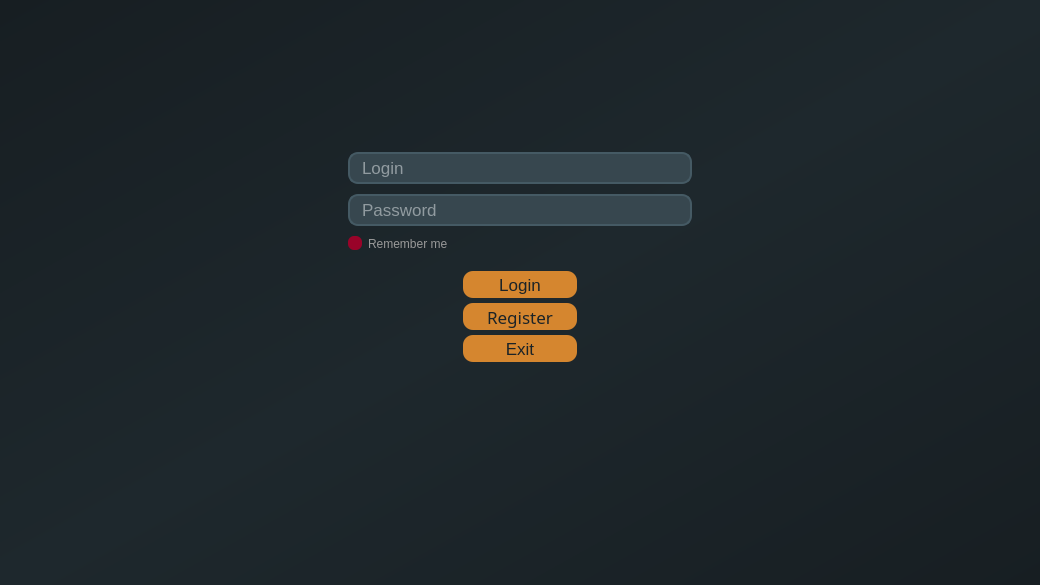
BohdanGunko/clientServetTcpIp, file Lab2/Lab2_proj/ClientPart/mainwindow.ui: the form before one commit.
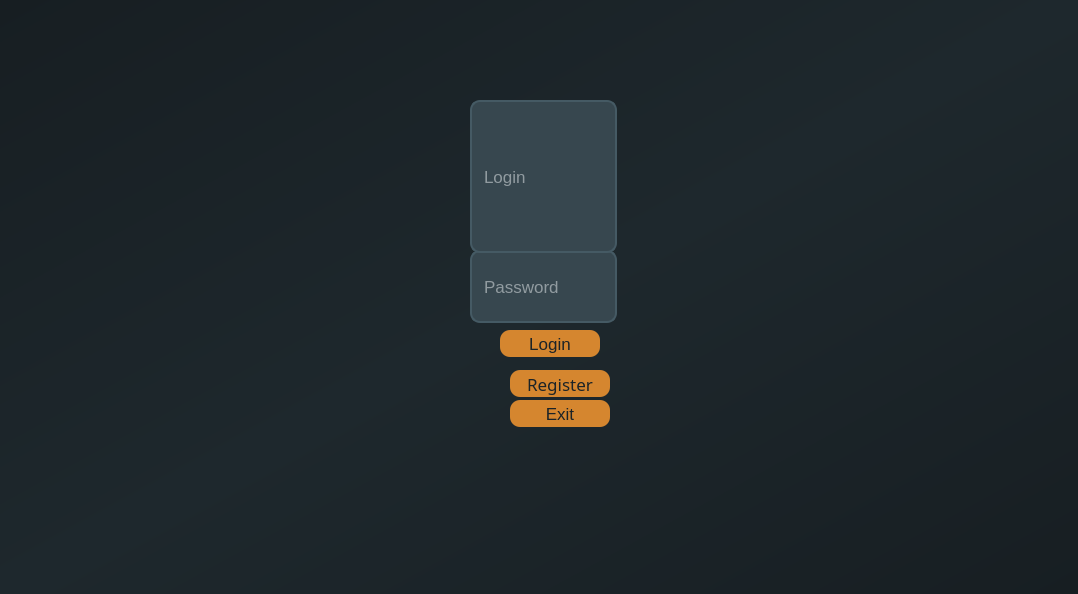
The form after the commit.

Commit message: changed resizing in login menu

```diff
--- a/Lab2/Lab2_proj/ClientPart/mainwindow.ui
+++ b/Lab2/Lab2_proj/ClientPart/mainwindow.ui
@@ -6,8 +6,8 @@
    <rect>
     <x>0</x>
     <y>0</y>
-    <width>1040</width>
-    <height>585</height>
+    <width>1078</width>
+    <height>594</height>
    </rect>
   </property>
   <property name="sizePolicy">
@@ -38,10 +38,7 @@
    <property name="styleSheet">
     <string notr="true"/>
    </property>
-   <layout class="QHBoxLayout" name="horizontalLayout_3">
-    <property name="spacing">
-     <number>0</number>
-    </property>
+   <layout class="QGridLayout" name="gridLayout_2">
     <property name="leftMargin">
      <number>0</number>
     </property>
@@ -54,7 +51,10 @@
     <property name="bottomMargin">
      <number>0</number>
     </property>
-    <item>
+    <property name="spacing">
+     <number>0</number>
+    </property>
+    <item row="0" column="0">
      <widget class="QStackedWidget" name="stackedWidget">
       <property name="styleSheet">
        <string notr="true">background-color:#121212 ;
@@ -178,156 +178,34 @@
 }
 </string>
        </property>
-       <layout class="QVBoxLayout" name="verticalLayout_4" stretch="0">
-        <property name="spacing">
-         <number>0</number>
-        </property>
-        <property name="leftMargin">
-         <number>0</number>
-        </property>
-        <property name="topMargin">
-         <number>0</number>
-        </property>
-        <property name="rightMargin">
-         <number>0</number>
-        </property>
-        <property name="bottomMargin">
-         <number>0</number>
-        </property>
-        <item>
-         <layout class="QGridLayout" name="gridLayout_6" rowstretch="2,3,3">
-          <property name="leftMargin">
-           <number>5</number>
-          </property>
-          <property name="topMargin">
-           <number>5</number>
-          </property>
-          <property name="rightMargin">
-           <number>5</number>
-          </property>
-          <property name="bottomMargin">
-           <number>5</number>
-          </property>
-          <property name="horizontalSpacing">
-           <number>5</number>
-          </property>
-          <property name="verticalSpacing">
-           <number>0</number>
-          </property>
-          <item row="1" column="0">
-           <spacer name="horizontalSpacer">
-            <property name="orientation">
-             <enum>Qt::Horizontal</enum>
-            </property>
-            <property name="sizeHint" stdset="0">
-             <size>
-              <width>0</width>
-              <height>0</height>
-             </size>
-            </property>
-           </spacer>
-          </item>
-          <item row="1" column="2">
-           <spacer name="horizontalSpacer_2">
-            <property name="orientation">
-             <enum>Qt::Horizontal</enum>
-            </property>
-            <property name="sizeHint" stdset="0">
-             <size>
-              <width>0</width>
-              <height>0</height>
-             </size>
-            </property>
-           </spacer>
-          </item>
-          <item row="0" column="1">
-           <spacer name="verticalSpacer_8">
-            <property name="orientation">
-             <enum>Qt::Vertical</enum>
-            </property>
-            <property name="sizeHint" stdset="0">
-             <size>
-              <width>0</width>
-              <height>0</height>
-             </size>
-            </property>
-           </spacer>
-          </item>
-          <item row="2" column="1">
-           <spacer name="verticalSpacer_6">
-            <property name="orientation">
-             <enum>Qt::Vertical</enum>
-            </property>
-            <property name="sizeHint" stdset="0">
-             <size>
-              <width>0</width>
-              <height>0</height>
-             </size>
-            </property>
-           </spacer>
-          </item>
-          <item row="1" column="1">
-           <layout class="QGridLayout" name="gridLayout_2" rowstretch="0,9,10">
-            <property name="spacing">
-             <number>0</number>
-            </property>
-            <item row="2" column="0">
-             <layout class="QGridLayout" name="gridLayout_9" rowstretch="15,15,15,1">
-              <property name="leftMargin">
-               <number>0</number>
-              </property>
-              <property name="topMargin">
-               <number>20</number>
-              </property>
-              <property name="rightMargin">
-               <number>0</number>
-              </property>
-              <property name="bottomMargin">
-               <number>0</number>
-              </property>
-              <property name="horizontalSpacing">
-               <number>2</number>
-              </property>
-              <property name="verticalSpacing">
-               <number>5</number>
-              </property>
-              <item row="3" column="1">
-               <spacer name="verticalSpacer_3">
-                <property name="orientation">
-                 <enum>Qt::Vertical</enum>
-                </property>
-                <property name="sizeType">
-                 <enum>QSizePolicy::Expanding</enum>
-                </property>
-                <property name="sizeHint" stdset="0">
-                 <size>
-                  <width>0</width>
-                  <height>0</height>
-                 </size>
-                </property>
-               </spacer>
-              </item>
-              <item row="2" column="1">
                <widget class="QPushButton" name="ExitButton">
                 <property name="enabled">
                  <bool>true</bool>
                 </property>
+        <property name="geometry">
+         <rect>
+          <x>510</x>
+          <y>400</y>
+          <width>100</width>
+          <height>27</height>
+         </rect>
+        </property>
                 <property name="sizePolicy">
-                 <sizepolicy hsizetype="Expanding" vsizetype="Expanding">
+         <sizepolicy hsizetype="Fixed" vsizetype="Fixed">
                   <horstretch>0</horstretch>
                   <verstretch>0</verstretch>
                  </sizepolicy>
                 </property>
                 <property name="minimumSize">
                  <size>
-                  <width>100</width>
-                  <height>27</height>
+          <width>0</width>
+          <height>0</height>
                  </size>
                 </property>
                 <property name="maximumSize">
                  <size>
-                  <width>300</width>
-                  <height>55</height>
+          <width>16777215</width>
+          <height>16777215</height>
                  </size>
                 </property>
                 <property name="styleSheet">
@@ -337,54 +215,65 @@
                  <string>Exit</string>
                 </property>
                </widget>
-              </item>
-              <item row="1" column="0">
-               <spacer name="horizontalSpacer_8">
-                <property name="orientation">
-                 <enum>Qt::Horizontal</enum>
-                </property>
-                <property name="sizeHint" stdset="0">
+       <widget class="QPushButton" name="LogButton">
+        <property name="geometry">
+         <rect>
+          <x>500</x>
+          <y>330</y>
+          <width>100</width>
+          <height>27</height>
+         </rect>
+        </property>
+        <property name="sizePolicy">
+         <sizepolicy hsizetype="Fixed" vsizetype="Fixed">
+          <horstretch>0</horstretch>
+          <verstretch>0</verstretch>
+         </sizepolicy>
+        </property>
+        <property name="minimumSize">
                  <size>
                   <width>0</width>
                   <height>0</height>
                  </size>
                 </property>
-               </spacer>
-              </item>
-              <item row="1" column="2">
-               <spacer name="horizontalSpacer_9">
-                <property name="orientation">
-                 <enum>Qt::Horizontal</enum>
-                </property>
-                <property name="sizeType">
-                 <enum>QSizePolicy::Expanding</enum>
-                </property>
-                <property name="sizeHint" stdset="0">
+        <property name="maximumSize">
                  <size>
-                  <width>0</width>
-                  <height>0</height>
-                 </size>
-                </property>
-               </spacer>
-              </item>
-              <item row="1" column="1">
+          <width>16777215</width>
+          <height>16777215</height>
+         </size>
+        </property>
+        <property name="styleSheet">
+         <string notr="true"/>
+        </property>
+        <property name="text">
+         <string>Login</string>
+        </property>
+       </widget>
                <widget class="QPushButton" name="RegButton">
+        <property name="geometry">
+         <rect>
+          <x>510</x>
+          <y>370</y>
+          <width>100</width>
+          <height>27</height>
+         </rect>
+        </property>
                 <property name="sizePolicy">
-                 <sizepolicy hsizetype="Expanding" vsizetype="Expanding">
+         <sizepolicy hsizetype="Fixed" vsizetype="Fixed">
                   <horstretch>0</horstretch>
                   <verstretch>0</verstretch>
                  </sizepolicy>
                 </property>
                 <property name="minimumSize">
                  <size>
-                  <width>100</width>
-                  <height>27</height>
+          <width>0</width>
+          <height>0</height>
                  </size>
                 </property>
                 <property name="maximumSize">
                  <size>
-                  <width>300</width>
-                  <height>55</height>
+          <width>16777215</width>
+          <height>16777215</height>
                  </size>
                 </property>
                 <property name="baseSize">
@@ -412,69 +301,31 @@
                  <string>Register</string>
                 </property>
                </widget>
-              </item>
-              <item row="0" column="1">
-               <widget class="QPushButton" name="LogButton">
-                <property name="sizePolicy">
-                 <sizepolicy hsizetype="Expanding" vsizetype="Expanding">
-                  <horstretch>0</horstretch>
-                  <verstretch>0</verstretch>
-                 </sizepolicy>
-                </property>
-                <property name="minimumSize">
-                 <size>
-                  <width>100</width>
-                  <height>27</height>
-                 </size>
-                </property>
-                <property name="maximumSize">
-                 <size>
-                  <width>300</width>
-                  <height>55</height>
-                 </size>
-                </property>
-                <property name="styleSheet">
-                 <string notr="true"/>
-                </property>
-                <property name="text">
-                 <string>Login</string>
-                </property>
-               </widget>
-              </item>
-             </layout>
-            </item>
-            <item row="1" column="0">
-             <layout class="QGridLayout" name="gridLayout_7" rowstretch="1,11,11,0">
-              <property name="leftMargin">
-               <number>0</number>
-              </property>
-              <property name="topMargin">
-               <number>0</number>
-              </property>
-              <property name="horizontalSpacing">
-               <number>0</number>
-              </property>
-              <property name="verticalSpacing">
-               <number>10</number>
-              </property>
-              <item row="2" column="0">
                <widget class="QLineEdit" name="PassLineEdit">
+        <property name="geometry">
+         <rect>
+          <x>470</x>
+          <y>250</y>
+          <width>147</width>
+          <height>73</height>
+         </rect>
+        </property>
                 <property name="sizePolicy">
-                 <sizepolicy hsizetype="Expanding" vsizetype="Expanding">
+         <sizepolicy hsizetype="Fixed" vsizetype="Fixed">
                   <horstretch>0</horstretch>
                   <verstretch>0</verstretch>
                  </sizepolicy>
                 </property>
                 <property name="minimumSize">
                  <size>
-                  <width>200</width>
-                  <height>27</height>
+          <width>0</width>
+          <height>0</height>
                  </size>
                 </property>
                 <property name="maximumSize">
                  <size>
-                  <width>500</width>
-                  <height>55</height>
+          <width>16777215</width>
+          <height>16777215</height>
                  </size>
                 </property>
                 <property name="echoMode">
@@ -484,54 +335,31 @@
                  <string>Password</string>
                 </property>
                </widget>
-              </item>
-              <item row="0" column="0">
-               <spacer name="verticalSpacer_7">
-                <property name="orientation">
-                 <enum>Qt::Vertical</enum>
-                </property>
-                <property name="sizeHint" stdset="0">
-                 <size>
-                  <width>0</width>
-                  <height>0</height>
-                 </size>
-                </property>
-               </spacer>
-              </item>
-              <item row="3" column="0">
-               <widget class="QCheckBox" name="RemMeCheckBox">
-                <property name="sizePolicy">
-                 <sizepolicy hsizetype="Minimum" vsizetype="Fixed">
-                  <horstretch>0</horstretch>
-                  <verstretch>0</verstretch>
-                 </sizepolicy>
-                </property>
-                <property name="text">
-                 <string>Remember me</string>
-                </property>
-                <property name="checked">
-                 <bool>false</bool>
-                </property>
-               </widget>
-              </item>
-              <item row="1" column="0">
                <widget class="QLineEdit" name="LoginLineEdit">
+        <property name="geometry">
+         <rect>
+          <x>470</x>
+          <y>100</y>
+          <width>147</width>
+          <height>153</height>
+         </rect>
+        </property>
                 <property name="sizePolicy">
-                 <sizepolicy hsizetype="Expanding" vsizetype="Expanding">
+         <sizepolicy hsizetype="Fixed" vsizetype="Fixed">
                   <horstretch>0</horstretch>
                   <verstretch>0</verstretch>
                  </sizepolicy>
                 </property>
                 <property name="minimumSize">
                  <size>
-                  <width>200</width>
-                  <height>27</height>
+          <width>0</width>
+          <height>0</height>
                  </size>
                 </property>
                 <property name="maximumSize">
                  <size>
-                  <width>500</width>
-                  <height>55</height>
+          <width>16777215</width>
+          <height>16777215</height>
                  </size>
                 </property>
                 <property name="toolTip">
@@ -571,14 +399,6 @@
                  <string>Login</string>
                 </property>
                </widget>
-              </item>
-             </layout>
-            </item>
-           </layout>
-          </item>
-         </layout>
-        </item>
-       </layout>
       </widget>
       <widget class="QWidget" name="RegMenu">
        <property name="sizePolicy">
```
Left out of the diff: 6 changed lines with no effect on the pictures. Lines whose indentation alone changed are shown as unchanged. The commit also changes 6 other files.
